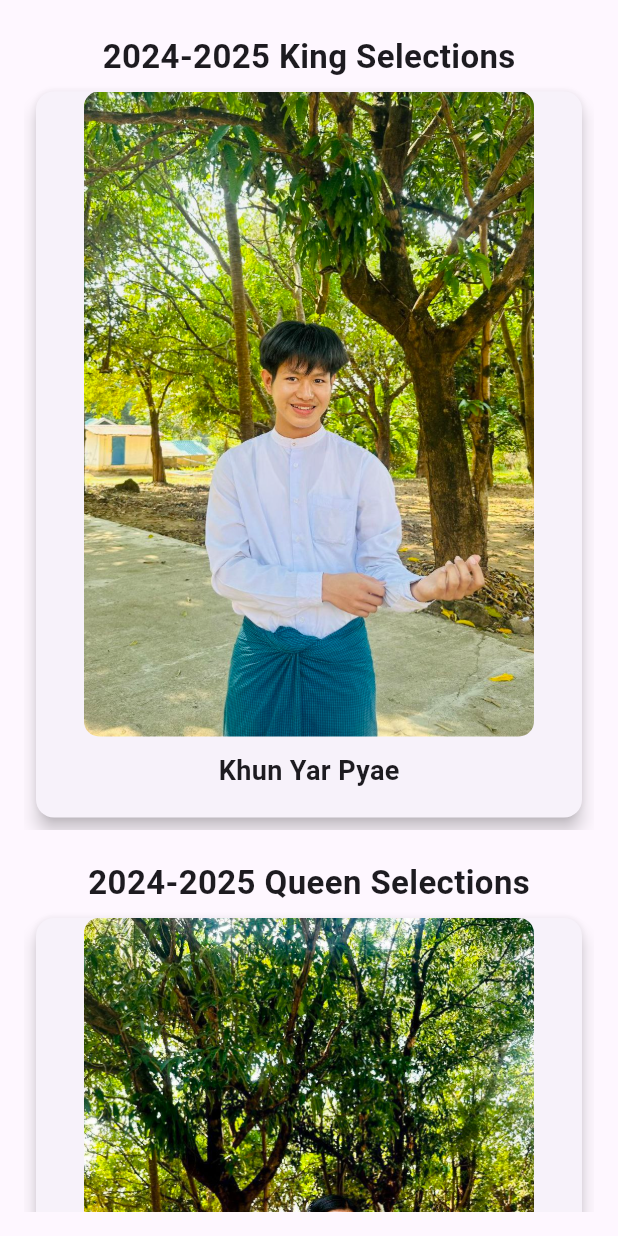
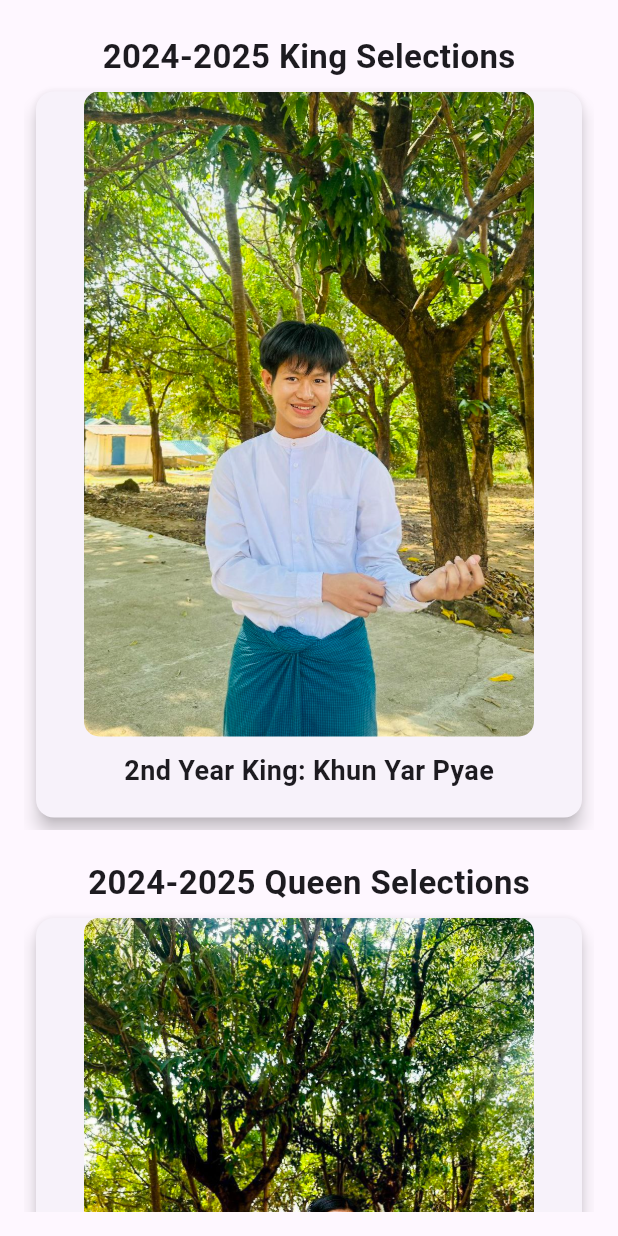
Before and after one commit to minnaingpaingoo/ucstt_voting, a Flutter app: the Home screen opened directly, scrolled down 576 dp, on a phone screen of 412 x 824 dp. Run offline on Flutter 3.47's test engine with Material 3 defaults, Android fonts, the phone set to English and light mode, and no system bars; our stand-ins replace cloud_firestore, curved_navigation_bar, firebase_auth, firebase_core, flutter_spinkit, image_picker and 3 more; accounts and stored records are empty.

Commit message:
new file:   lib/user/terms_and_conditions.dart

```diff
--- a/lib/user/home.dart
+++ b/lib/user/home.dart
@@ -1,5 +1,7 @@
 import 'package:flutter/material.dart';
 import 'dart:async';
+
+import 'package:ucstt_voting/services/shared_pref.dart';
 
 class Home extends StatefulWidget {
   const Home({super.key});
@@ -20,33 +22,33 @@ class _HomeState extends State<Home> {
   int kingPage = 0;
   int queenPage = 0;
   int kingQueenPrincePrincessLastYearPage = 0;
-
+  String? name;
   final List<Map<String, String>> kingQueenSelection = [
-    {"name": "Khun Yar Pyae", "image": "images/king.jpg"},
-    {"name": "Yamone Htet", "image": "images/queen.jpg"},
+    {"name": "King: Khun Yar Pyae", "image": "images/king.jpg"},
+    {"name": "Queen: Yamone Htet", "image": "images/queen.jpg"},
   ];
 
   final List<Map<String, String>> princePrincessSelection = [
-    {"name": "Nay Lin Oo", "image": "images/prince.jpg"},
-    {"name": "Zin Wai Htun", "image": "images/princess.jpg"},
+    {"name": "Prince: Nay Lin Oo", "image": "images/prince.jpg"},
+    {"name": "Princess: Zin Wai Htun", "image": "images/princess.jpg"},
   ];
 
   final List<Map<String, String>> kingSelection = [
-    {"name": "Khun Yar Pyae", "image": "images/king.jpg"},
-    {"name": "Nay Lin Oo", "image": "images/prince.jpg"},
-    {"name": "Seckyar Thurein Thee", "image": "images/seckyar_thurein_thee.jpg"},
-    {"name": "Kaung Htet Thu", "image": "images/kaung_htet_thu.jpg"},
-    {"name": "Nyam Htet", "image": "images/nyam_htet.jpg"},
-    {"name": "Kyaw Zin Win", "image": "images/kyaw_zin_win.jpg"},
+    {"name": "2nd Year King: Khun Yar Pyae", "image": "images/king.jpg"},
+    {"name": "2nd Year Prince: Nay Lin Oo", "image": "images/prince.jpg"},
+    {"name": "3rd Year King: Seckyar Thurein Thee", "image": "images/seckyar_thurein_thee.jpg"},
+    {"name": "3rd Year Prince: Kaung Htet Thu", "image": "images/kaung_htet_thu.jpg"},
+    {"name": "3rd Year King: Nyam Htet", "image": "images/nyam_htet.jpg"},
+    {"name": "3rd Year Prince: Kyaw Zin Win", "image": "images/kyaw_zin_win.jpg"},
   ];
 
   final List<Map<String, String>> queenSelection = [
-    {"name": "Yamone Htet", "image": "images/queen.jpg"},
-    {"name": "Zin Wai Htun", "image": "images/princess.jpg"},
-    {"name": "Htet Htet Yamin Oo", "image": "images/htet_htet_yamin_oo.jpg"},
-    {"name": "Moe Moe Htet", "image": "images/moe_moe_htet.jpg"},
-    {"name": "Nway Thuzar Hlaing", "image": "images/nway_thuzar_hlaing.jpg"},
-    {"name": "Shoon Lei Phyu", "image": "images/shoon_lei_phyu.jpg"},
+    {"name": "2nd Year Queen: Yamone Htet", "image": "images/queen.jpg"},
+    {"name": "2nd Year Princess: Zin Wai Htun", "image": "images/princess.jpg"},
+    {"name": "3rd Year Queen: Htet Htet Yamin Oo", "image": "images/htet_htet_yamin_oo.jpg"},
+    {"name": "3rd Year Princess: Moe Moe Htet", "image": "images/moe_moe_htet.jpg"},
+    {"name": "3rd Year Queen: Nway Thuzar Hlaing", "image": "images/nway_thuzar_hlaing.jpg"},
+    {"name": "3rd Year Princess: Shoon Lei Phyu", "image": "images/shoon_lei_phyu.jpg"},
   ];
 
   final List<Map<String, String>> kingQueenPrincePrincessLastYear = [
@@ -56,9 +58,14 @@ class _HomeState extends State<Home> {
     {"name": "Princess: Zin Wai Htun", "image": "images/princess.jpg"},
   ];
 
+  sharedpref() async{
+    name = await SharedPreferenceHelper().getUserName();
+  }
+
   @override
   void initState() {
     super.initState();
+    sharedpref();
 
     kingController = PageController(initialPage: 0);
     queenController = PageController(initialPage: 0);
@@ -212,6 +219,45 @@ class _HomeState extends State<Home> {
     );
   }
 
+  Widget developerAddress() {
+    return Padding(
+      padding: const EdgeInsets.symmetric(vertical: 20),
+      child: Container(
+        width: double.infinity,
+        decoration: BoxDecoration(
+          color: Colors.black,
+          borderRadius: BorderRadius.circular(10), // Rounded corners for the card
+        ),
+        padding: const EdgeInsets.all(16),
+        child: const Column(
+          mainAxisSize: MainAxisSize.min,
+          children: [
+            Text(
+              "Developed by: Min Naing Paing Oo",
+              textAlign: TextAlign.center,
+              style: TextStyle(
+                color: Colors.white, // Text color
+                fontSize: 18,
+                fontWeight: FontWeight.bold,
+              ),
+            ),
+            SizedBox(height: 8),
+            Text(
+              "Contact: naingpaingoo@gmail.com",
+              textAlign: TextAlign.center,
+              style: TextStyle(
+                color: Colors.white, // Text color
+                fontSize: 16,
+                fontWeight: FontWeight.w400,
+              ),
+            ),
+          ],
+        ),
+      ),
+    );
+  }
+
+
   @override
   Widget build(BuildContext context) {
 
@@ -273,6 +319,9 @@ class _HomeState extends State<Home> {
               ),
               _bigCard(
                   "Prince & Princess", isPrincePrincessRevealed, princePrincessSelection),
+
+              if(name == null)
+                developerAddress(),
             ],
           ),
         ),
```
Also changed, not shown: lib/user/profile.dart (+18 -1 lines), lib/user/terms_and_conditions.dart (added, +69 -0 lines).
